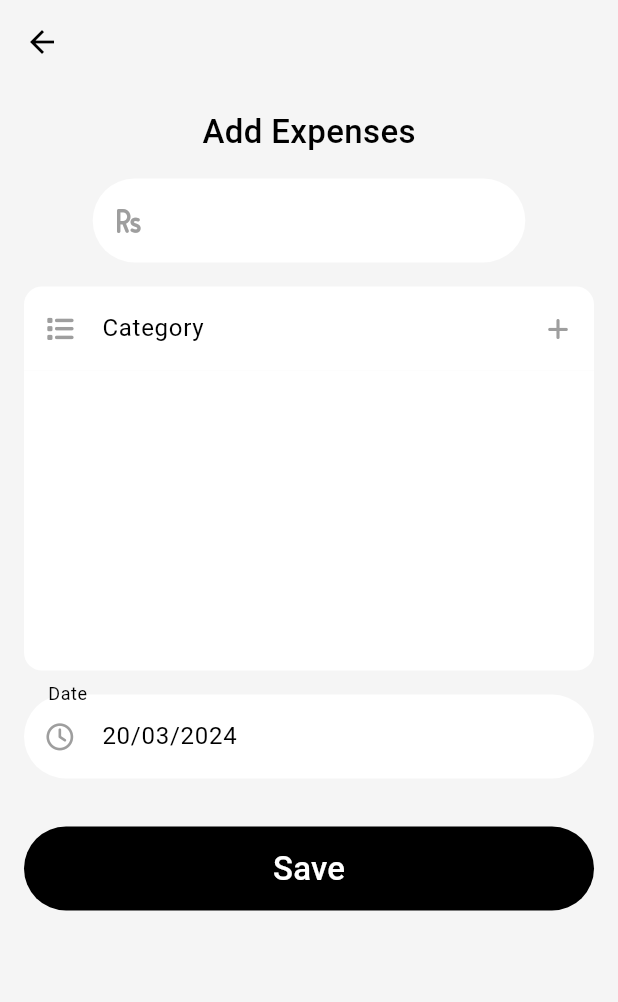
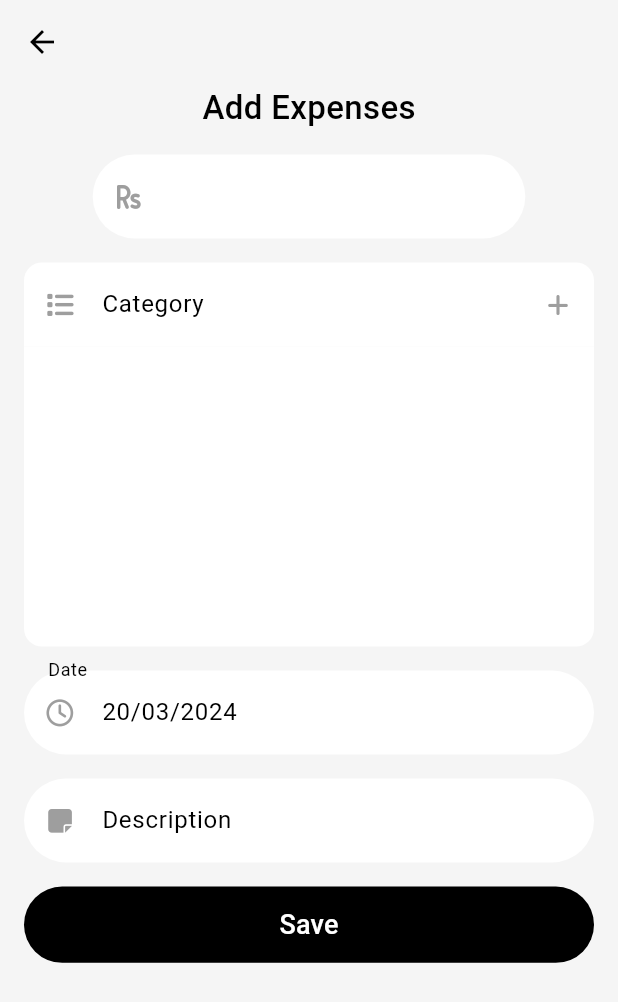
Before and after one commit to vineetsingh13/expense_tracker, a Flutter app: the AddExpense screen opened directly, on a phone screen of 412 x 824 dp. Shown: the top 1002 px of the screen. Run offline on Flutter 3.47's test engine with Material 3 defaults, Android fonts, the phone set to English and light mode, and no system bars; our stand-ins replace bloc, cloud_firestore, equatable, firebase_core, fl_chart, flutter_bloc and 3 more; accounts and stored records are empty; generated files the repository leaves out were written again.

Commit message:
added the description field for expenses

```diff
--- a/lib/screens/add_expense/views/add_expense.dart
+++ b/lib/screens/add_expense/views/add_expense.dart
@@ -20,6 +20,8 @@ class _AddExpenseState extends State<AddExpense> {
   TextEditingController expenseController = TextEditingController();
   TextEditingController categoryController = TextEditingController();
   TextEditingController dateController = TextEditingController();
+  TextEditingController descriptionController=TextEditingController();
+
   DateTime selectDate = DateTime.now();
   late Expense expense;
 
@@ -65,7 +67,7 @@ class _AddExpenseState extends State<AddExpense> {
             if (state is GetCategorySuccess) {
               return SingleChildScrollView(
                 child: Padding(
-                  padding: const EdgeInsets.all(16.0),
+                  padding: const EdgeInsets.fromLTRB(16, 0, 16, 16),
                   child: Column(
                     crossAxisAlignment: CrossAxisAlignment.center,
                     children: [
@@ -261,11 +263,30 @@ class _AddExpenseState extends State<AddExpense> {
                         ),
                       ),
                       const SizedBox(
-                        height: 32,
+                        height: 16,
+                      ),
+                      TextFormField(
+                        controller: descriptionController,
+                        decoration: InputDecoration(
+                          filled: true,
+                          fillColor: Colors.white,
+                          border: OutlineInputBorder(
+                              borderRadius: BorderRadius.circular(32),
+                              borderSide: BorderSide.none),
+                          prefixIcon: const Icon(
+                            FontAwesomeIcons.solidNoteSticky,
+                            size: 18,
+                            color: Colors.grey,
+                          ),
+                          label: const Text("Description")
+                        ),
+                      ),
+                      const SizedBox(
+                        height: 16,
                       ),
                       SizedBox(
                         width: double.infinity,
-                        height: kToolbarHeight,
+                        height: kToolbarHeight/1.1,
                         child: mainButtonLoading
                             ? const Center(child: CircularProgressIndicator())
                             : TextButton(
@@ -273,6 +294,7 @@ class _AddExpenseState extends State<AddExpense> {
                                   setState(() {
                                     expense.amount =
                                         int.parse(expenseController.text);
+                                    expense.description=descriptionController.text;
                                   });
 
                                   context
@@ -287,7 +309,7 @@ class _AddExpenseState extends State<AddExpense> {
                                 child: const Text(
                                   "Save",
                                   style: TextStyle(
-                                    fontSize: 22,
+                                    fontSize: 18,
                                     color: Colors.white,
                                   ),
                                 ),
--- a/packages/expense_repo/lib/src/entities/expense_entity.dart
+++ b/packages/expense_repo/lib/src/entities/expense_entity.dart
@@ -8,12 +8,14 @@ class ExpenseEntity {
   Category category;
   DateTime date;
   int amount;
+  String description;
 
   ExpenseEntity({
     required this.expenseId,
     required this.category,
     required this.date,
     required this.amount,
+    required this.description,
   });
 
   //WE DO THIS BECAUSE IN FIREBASE WE HAVE TO STORE AS KEY VALUE PAIR
@@ -28,6 +30,7 @@ class ExpenseEntity {
       'category': category.toEntity().toDocument(),
       'date': date,
       'amount': amount,
+      'description': description,
     };
   }
 
@@ -41,6 +44,7 @@ class ExpenseEntity {
       category: Category.fromEntity(CategoryEntity.fromDocument(doc['category'])),
       date: (doc['date'] as Timestamp).toDate(),
       amount: doc['amount'],
+      description: doc['description'],
     );
   }
 }
--- a/packages/expense_repo/lib/src/models/expense.dart
+++ b/packages/expense_repo/lib/src/models/expense.dart
@@ -1,44 +1,48 @@
-
 import '../../expense_repository.dart';
 
-class Expense{
+class Expense {
 
   String expenseId;
   Category category;
   DateTime date;
   int amount;
+  String description;
 
   Expense({
     required this.expenseId,
     required this.category,
     required this.date,
     required this.amount,
+    required this.description,
   });
 
-  static final empty=Expense(
+  static final empty = Expense(
     expenseId: '',
     category: Category.empty,
     date: DateTime.now(),
     amount: 0,
+    description: '',
   );
 
 
-  ExpenseEntity toEntity(){
+  ExpenseEntity toEntity() {
     return ExpenseEntity(
       expenseId: expenseId,
       category: category,
-      date:date,
-      amount:amount,
+      date: date,
+      amount: amount,
+      description: description,
     );
   }
 
   //FOR CONVERTING CATEGORY ENTITY DATA FROM FIREBASE TO CATEGORY OBJECT
-  static Expense fromEntity(ExpenseEntity entity){
+  static Expense fromEntity(ExpenseEntity entity) {
     return Expense(
       expenseId: entity.expenseId,
       category: entity.category,
-        date:entity.date,
-        amount:entity.amount,
+      date: entity.date,
+      amount: entity.amount,
+      description: entity.description,
     );
   }
 }
```
Also changed, not shown: lib/globals.dart (added, +13 -0 lines), lib/screens/home/views/home_screen.dart (+4 -4 lines), lib/screens/home/views/main_screen.dart (+28 -4 lines), lib/screens/stats/get_Transaction_List.dart (+27 -26 lines). Lines whose indentation alone changed are shown as unchanged.
